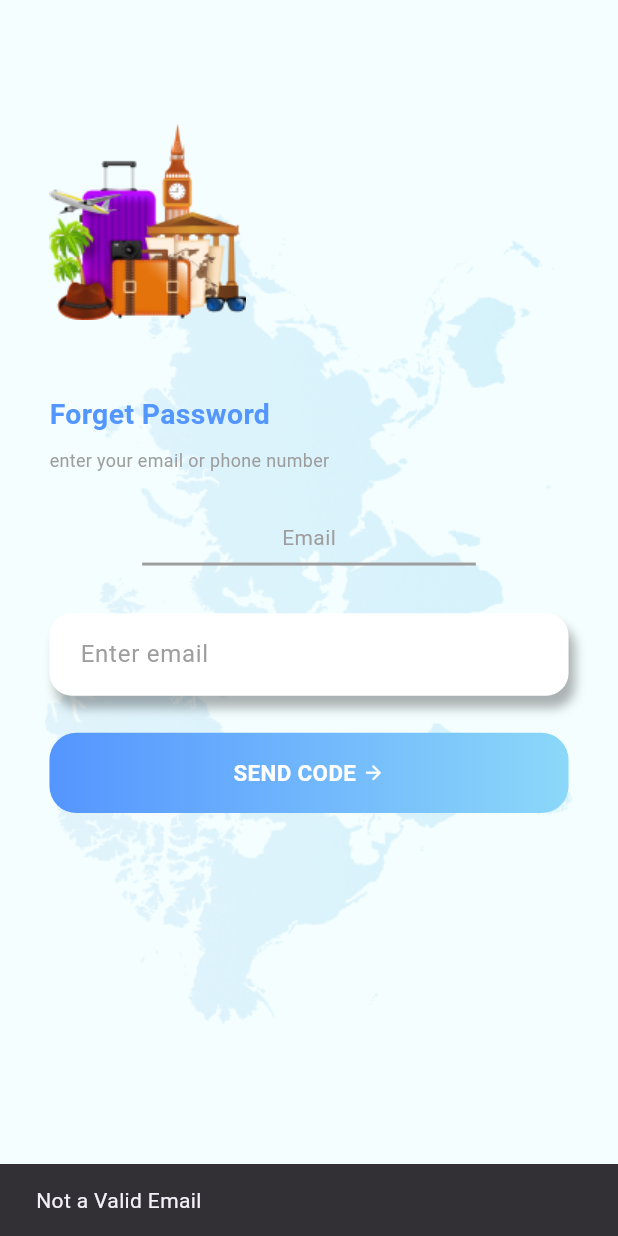
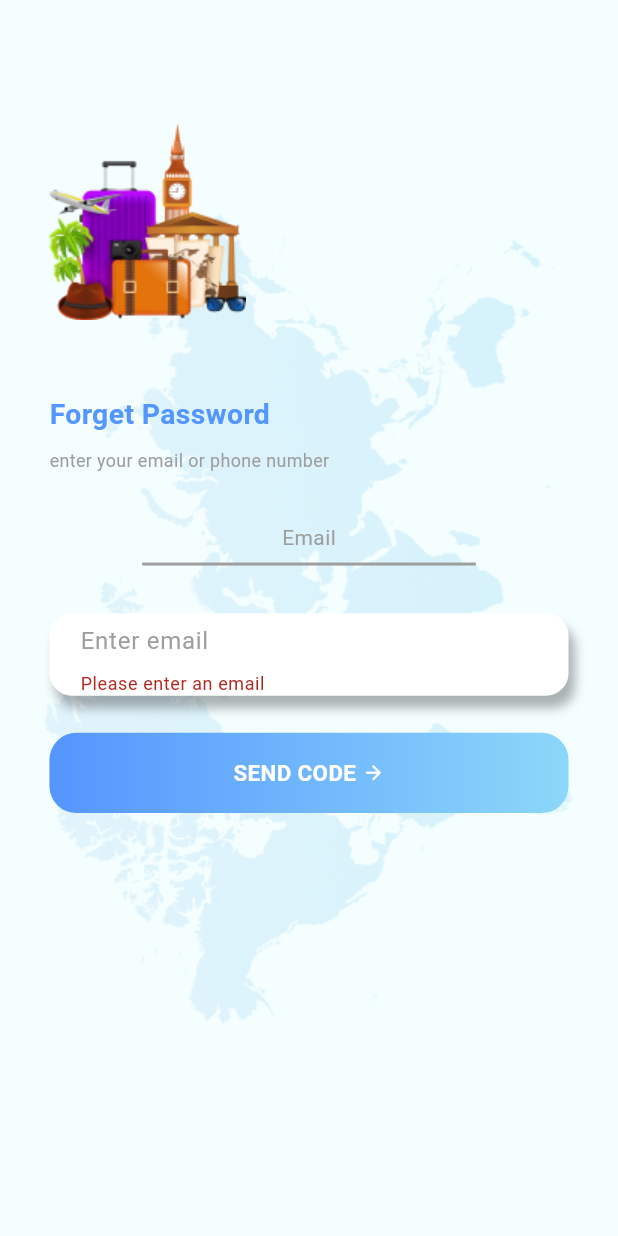
Before and after one commit to princymiracle/travelapp, a Flutter app: the ForgetPassword screen opened by its route, after a tap on "SEND CODE", on a phone screen of 412 x 824 dp. Run offline on Flutter 3.47's test engine with Material 3 defaults, Android fonts, the phone set to English and light mode, and no system bars; our stand-ins replace email_validator, flutter_sizer, get, otp_text_field, table_calendar; missing offline and left inert: dart:html.

Commit message:
init commit

```diff
--- a/lib/Screens/Forget_Password.dart
+++ b/lib/Screens/Forget_Password.dart
@@ -21,19 +21,37 @@ class ForgetPassword extends StatefulWidget {
 class _ForgetPasswordState extends State<ForgetPassword> {
   AuthController authContoller=Get.put(AuthController());
 
-  void validateEmail() {
-    final bool isValid = EmailValidator.validate(authContoller.FPemailController.text.trim());
-
-    if(isValid){
-      ScaffoldMessenger.of(context).showSnackBar(
-        SnackBar(content: Text('Valid Email')),);
-    } else {
-      ScaffoldMessenger.of(context).showSnackBar(
-        SnackBar(content: Text('Not a Valid Email')),);
-    }
-  }
+  // void validateEmail() {
+  //   final bool isValid = EmailValidator.validate(authContoller.FPemailController.text.trim());
+  //
+  //   if(isValid){
+  //     ScaffoldMessenger.of(context).showSnackBar(
+  //       SnackBar(content: Text('Valid Email')),);
+  //   } else {
+  //     ScaffoldMessenger.of(context).showSnackBar(
+  //       SnackBar(content: Text('Not a Valid Email')),);
+  //   }
+  // }
 
  // final _formKey = GlobalKey<FormState>();
+
+
+  final GlobalKey<FormState> _formKey = GlobalKey<FormState>();
+
+  // void _submitForm() {
+  //   if(_formKey.currentState!.validate()) {}
+  // }
+
+  String? _validateEmail(value) {
+    if(value!.isEmpty) {
+      return 'Please enter an email';
+    }
+    RegExp  emailRegExp = RegExp(r'^.+@[a-zA-Z]+\.{1}[a-zA-Z]+(\.{0,1}[a-zA-Z]+)$');
+    if (!emailRegExp.hasMatch(value)){
+      return 'Please enter a valid email';
+    }
+    return null;
+  }
 
   @override
   Widget build(BuildContext context) {
@@ -54,7 +72,8 @@ class _ForgetPasswordState extends State<ForgetPassword> {
                     right: 8.w,
                   ),
                   child: Form(
-                  //  key: _formKey,
+                    key: _formKey,
+                    //key: _formKey,
                     child: Column(
                       crossAxisAlignment: CrossAxisAlignment.start,
                       children: [
@@ -101,22 +120,29 @@ class _ForgetPasswordState extends State<ForgetPassword> {
                         CustomTextFiled(
                             controller: authContoller.FPemailController,
                             hintext: AppString.Enteremail,
-                            validator: (value) {
-                              if( value == null || value.isEmpty){
-                                return 'Please enter some text';
-                              }
-                              return null;
-                            }
+                            validator: _validateEmail,
+                            // validator: (value) {
+                            //   if( value == null || value.isEmpty){
+                            //     return 'Please enter some text';
+                            //   }
+                            //   return null;
+                            // }
                         ),
                         SizedBox(height: 3.h,),
                         InkWell(
-                          onTap: () => validateEmail(),
+                          onTap: () {
+                            if(_formKey.currentState!.validate()) {
+                              Get.toNamed(Routes.fpotp);
+                            }
+                          },
+                         // onTap: _submitForm,
+                         // onTap: () => validateEmail(),
                          //  onTap: () {
                          //    if (_formKey.currentState!.validate()){
                          //      Get.toNamed(Routes.fpotp);
                          //    }
                          //  },
-                          //onTap: () => Get.toNamed(Routes.fpotp),
+                         // onTap: () => Get.toNamed(Routes.fpotp),
                           child: CustomContainer(
                             height: 6.5.h,
                             width: 85.w,
```
